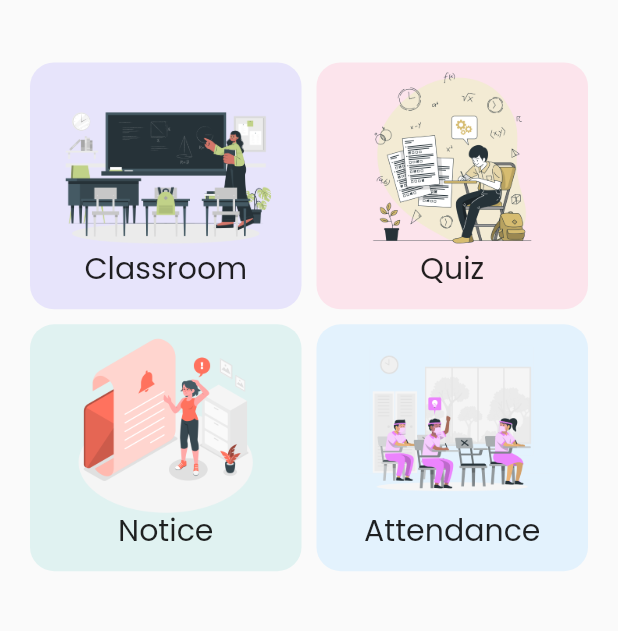
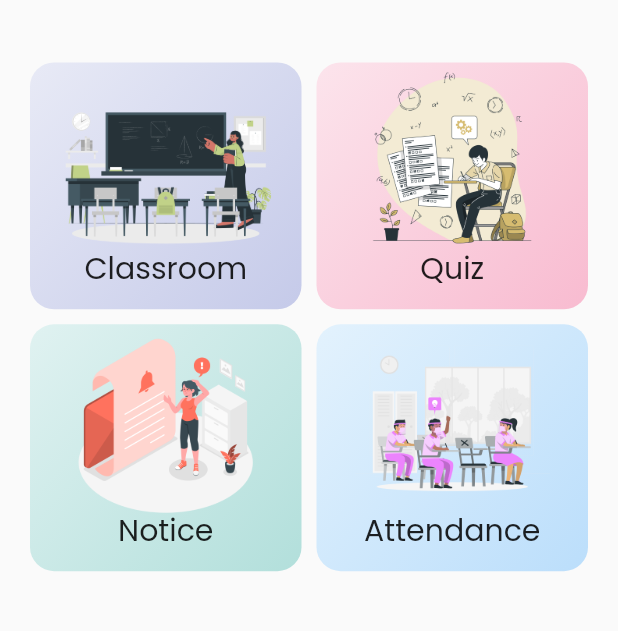
Before and after one commit to divyanshukrtiwari/campus-connect, a Flutter app: the screen it shows after launch, on a phone screen of 412 x 824 dp, the part 284-915 px from its top. Run offline on Flutter 3.47's test engine with Material 2 defaults, Android fonts, the phone set to English and light mode, and no system bars; our stand-ins replace cloud_firestore, firebase_auth, google_fonts; accounts and stored records are empty.

Commit message:
added gradient to dashboard grid

```diff
--- a/lib/ui/dashboard/dashboard_page.dart
+++ b/lib/ui/dashboard/dashboard_page.dart
@@ -59,7 +59,11 @@ class DashboardPage extends StatelessWidget {
                   Container(
                     decoration: BoxDecoration(
                       borderRadius: BorderRadius.circular(16),
-                      color: Color(0xffe7e4fb),
+                      gradient: LinearGradient(
+                        begin: Alignment.topLeft,
+                        end: Alignment.bottomRight,
+                        colors: [Colors.indigo.shade50, Colors.indigo.shade100],
+                      ),
                     ),
                     child: Stack(
                       children: [
@@ -88,7 +92,11 @@ class DashboardPage extends StatelessWidget {
                   Container(
                     decoration: BoxDecoration(
                       borderRadius: BorderRadius.circular(16),
-                      color: Colors.pink.shade50,
+                      gradient: LinearGradient(
+                        begin: Alignment.topLeft,
+                        end: Alignment.bottomRight,
+                        colors: [Colors.pink.shade50, Colors.pink.shade100],
+                      ),
                     ),
                     child: Stack(
                       children: [
@@ -120,7 +128,11 @@ class DashboardPage extends StatelessWidget {
                     child: Container(
                       decoration: BoxDecoration(
                         borderRadius: BorderRadius.circular(16),
-                        color: Colors.teal.shade50,
+                        gradient: LinearGradient(
+                          begin: Alignment.topLeft,
+                          end: Alignment.bottomRight,
+                          colors: [Colors.teal.shade50, Colors.teal.shade100],
+                        ),
                       ),
                       child: Stack(
                         children: [
@@ -150,7 +162,11 @@ class DashboardPage extends StatelessWidget {
                   Container(
                     decoration: BoxDecoration(
                       borderRadius: BorderRadius.circular(16),
-                      color: Colors.blue.shade50,
+                      gradient: LinearGradient(
+                        begin: Alignment.topLeft,
+                        end: Alignment.bottomRight,
+                        colors: [Colors.blue.shade50, Colors.blue.shade100],
+                      ),
                     ),
                     child: Stack(
                       children: [
```
